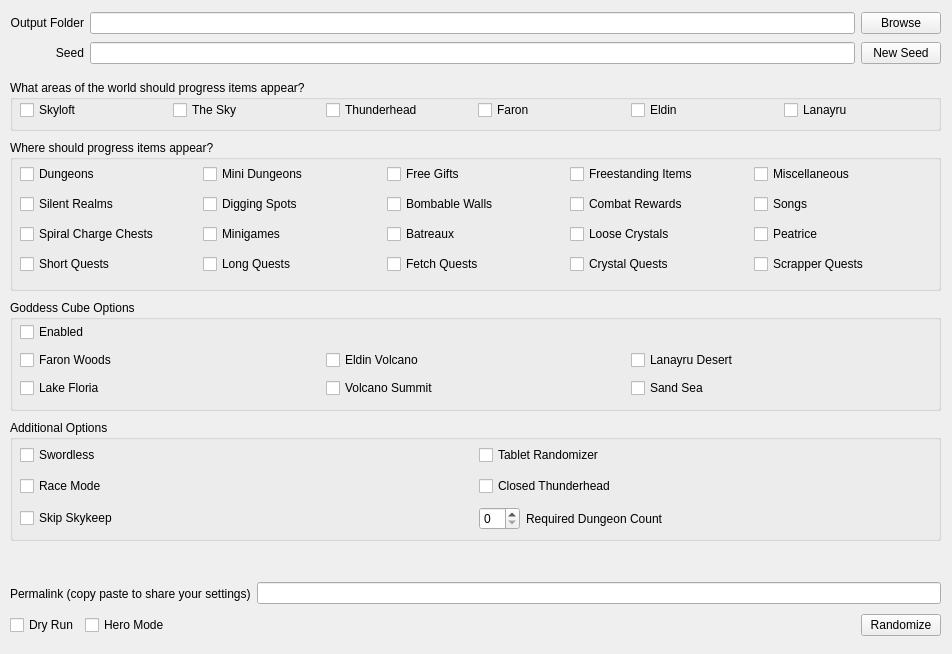
First picture: the form in randogui.ui, repository ssrando/ssrando, before the edit.
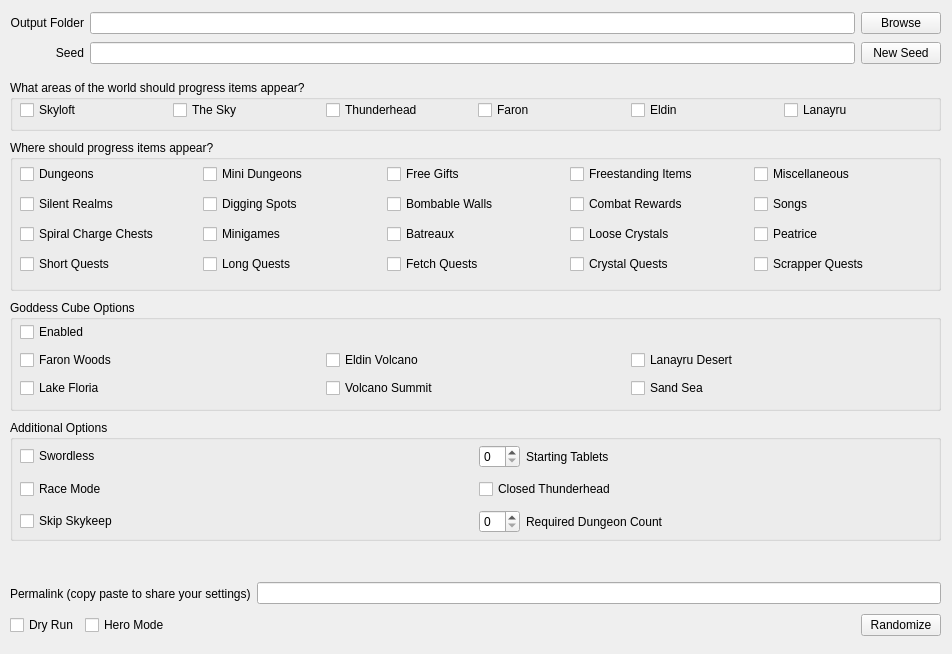
Second picture: the form after the edit.

Commit message: ui stuff for starting tablet count

The edit to the form file:
```diff
--- a/randogui.ui
+++ b/randogui.ui
@@ -270,7 +270,7 @@
        <x>10</x>
        <y>20</y>
        <width>911</width>
-       <height>97</height>
+       <height>98</height>
       </rect>
      </property>
      <layout class="QGridLayout" name="gridLayout_2">
@@ -302,13 +302,6 @@
         </property>
        </widget>
       </item>
-      <item row="0" column="1">
-       <widget class="QCheckBox" name="option_randomize_tablets">
-        <property name="text">
-         <string>Tablet Randomizer</string>
-        </property>
-       </widget>
-      </item>
       <item row="2" column="1">
        <layout class="QHBoxLayout" name="horizontalLayout_2">
         <property name="spacing">
@@ -345,6 +338,27 @@
         </item>
        </layout>
       </item>
+      <item row="0" column="1">
+       <layout class="QHBoxLayout" name="horizontalLayout_5">
+        <item>
+         <widget class="QSpinBox" name="option_starting_tablet_count">
+          <property name="maximumSize">
+           <size>
+            <width>41</width>
+            <height>16777215</height>
+           </size>
+          </property>
+         </widget>
+        </item>
+        <item>
+         <widget class="QLabel" name="label_for_starting_tablet_count">
+          <property name="text">
+           <string>Starting Tablets</string>
+          </property>
+         </widget>
+        </item>
+       </layout>
+      </item>
      </layout>
     </widget>
    </widget>
```
Left out of the diff: 56 changed lines with no effect on the pictures. The commit also changes 1 other file.
